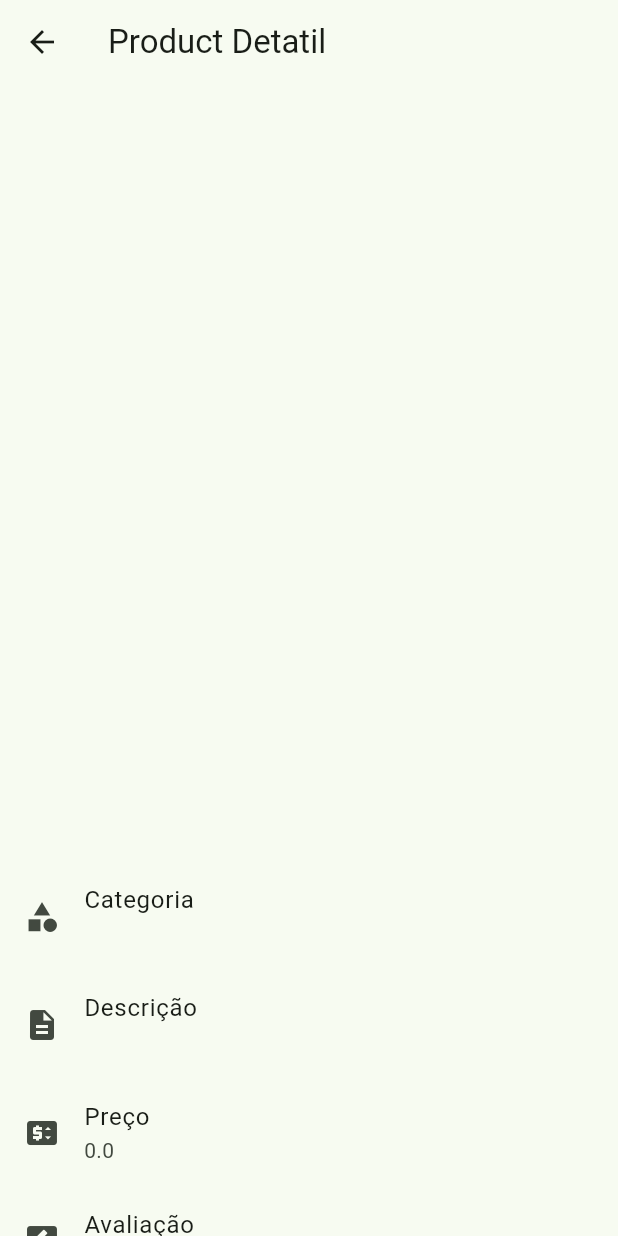
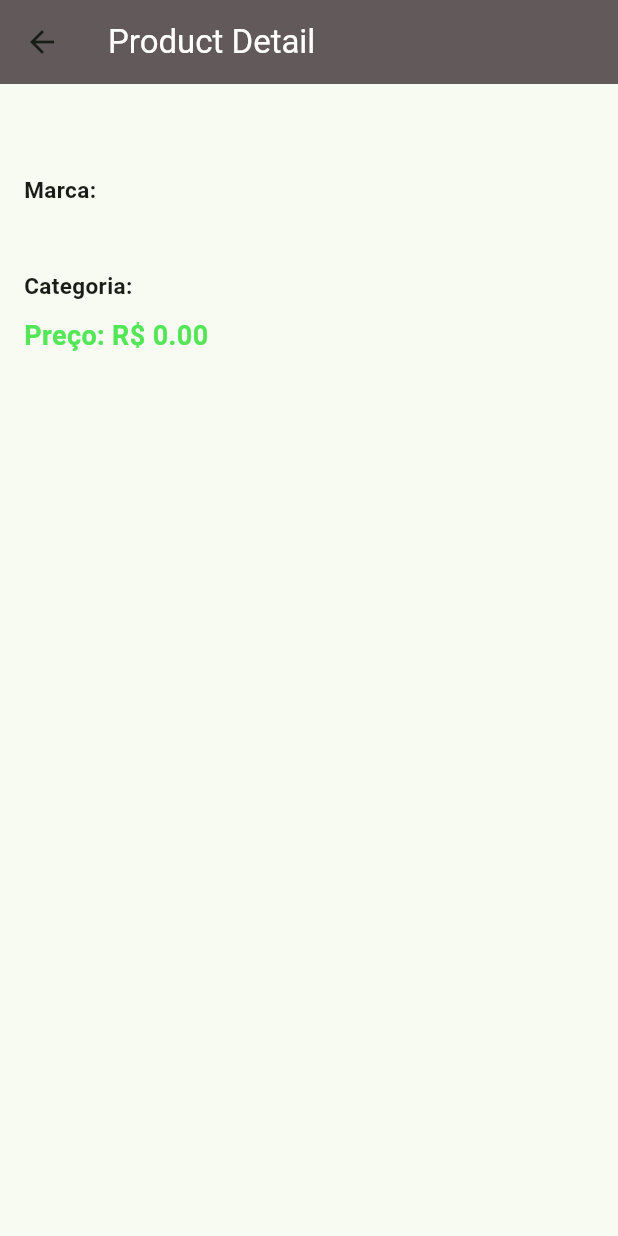
Before and after one commit to mvitoriasuz/From-Zero-to-Hero, a Flutter app: the ProductDetail screen opened directly with empty values, on a phone screen of 412 x 824 dp. Run offline on Flutter 3.47's test engine with Material 3 defaults, Android fonts, the phone set to English and light mode, and no system bars; our stand-ins replace dio, flutter_riverpod, freezed_annotation, riverpod_annotation; generated files the repository leaves out were written again; network calls fail.

Commit message:
Update product_detail_page.dart

```diff
--- a/from_zero_to_hero_ht-final/lib/features/products/presentation/product_detail_page.dart
+++ b/from_zero_to_hero_ht-final/lib/features/products/presentation/product_detail_page.dart
@@ -10,66 +10,52 @@ class ProductDetail extends StatelessWidget {
   @override
   Widget build(BuildContext context) {
     return Scaffold(
-      appBar: AppBar(title: const Text('Product Detatil')),
-      body: SingleChildScrollView(
+      appBar: AppBar(
+        title: const Text(
+          'Product Detail',
+          style: TextStyle(color: Colors.white),
+        ),
+        backgroundColor: const Color.fromARGB(255, 98, 90, 90),
+      ),
+
+      body: Padding(
+        padding: const EdgeInsets.all(16.0),
         child: Column(
-          mainAxisAlignment: MainAxisAlignment.start,
+          crossAxisAlignment: CrossAxisAlignment.start,
           children: [
-            AspectRatio(
-              aspectRatio: 1,
-              child: PageView(
-                children:
-                    product.images
-                        .map((e) => Image.network(e, fit: BoxFit.cover))
-                        .toList(),
+            Center(
+              child: Text(
+                product.title,
+                style: const TextStyle(
+                  fontSize: 24,
+                  fontWeight: FontWeight.bold,
+                ),
               ),
             ),
-            Column(
-              mainAxisAlignment: MainAxisAlignment.start,
-              crossAxisAlignment: CrossAxisAlignment.stretch,
-              children: [
-                Padding(
-                  padding: const EdgeInsets.all(16),
-                  child: Text(
-                    product.title,
-                    style: Theme.of(context).textTheme.headlineLarge,
-                  ),
-                ),
-                Padding(
-                  padding: const EdgeInsets.only(left: 16.0),
-                  child: Text(
-                    product.brand ?? '',
-                    style: Theme.of(context).textTheme.headlineMedium,
-                  ),
-                ),
-                ListTile(
-                  leading: const Icon(Icons.category),
-                  title: const Text('Categoria'),
-                  subtitle: Text(
-                    product.category.replaceAll('_', ' ').toUpperCase(),
-                  ),
-                ),
-                ListTile(
-                  leading: const Icon(Icons.description),
-                  title: const Text('Descrição'),
-                  subtitle: Text(product.description),
-                ),
-                ListTile(
-                  leading: const Icon(Icons.price_change),
-                  title: const Text('Preço'),
-                  subtitle: Text('${product.price}'),
-                ),
-                ListTile(
-                  leading: const Icon(Icons.rate_review),
-                  title: const Text('Avaliação'),
-                  subtitle: Text(product.rating.toStringAsFixed(2)),
-                ),
-                ListTile(
-                  leading: const Icon(Icons.production_quantity_limits),
-                  title: const Text('Estoque'),
-                  subtitle: Text(product.stock.toStringAsFixed(0)),
-                ),
-              ],
+
+            const SizedBox(height: 10),
+            Text(
+              'Marca: ${product.brand ?? 'Desconhecida'}',
+              style: const TextStyle(fontSize: 15, fontWeight: FontWeight.bold,),
+            ),
+            const SizedBox(height: 10),
+            Text(
+              product.description,
+              style: const TextStyle(fontSize: 16),
+            ),
+            const SizedBox(height: 10),
+            Text(
+              'Categoria: ${product.category}',
+              style: const TextStyle(fontSize: 15, fontWeight: FontWeight.bold,),
+            ),
+            const SizedBox(height: 10),
+            Text(
+              'Preço: R\$ ${product.price.toStringAsFixed(2)}',
+              style: const TextStyle(
+                fontSize: 18,
+                color: Color.fromARGB(255, 83, 230, 87),
+                fontWeight: FontWeight.bold,
+              ),
             ),
           ],
         ),
```
